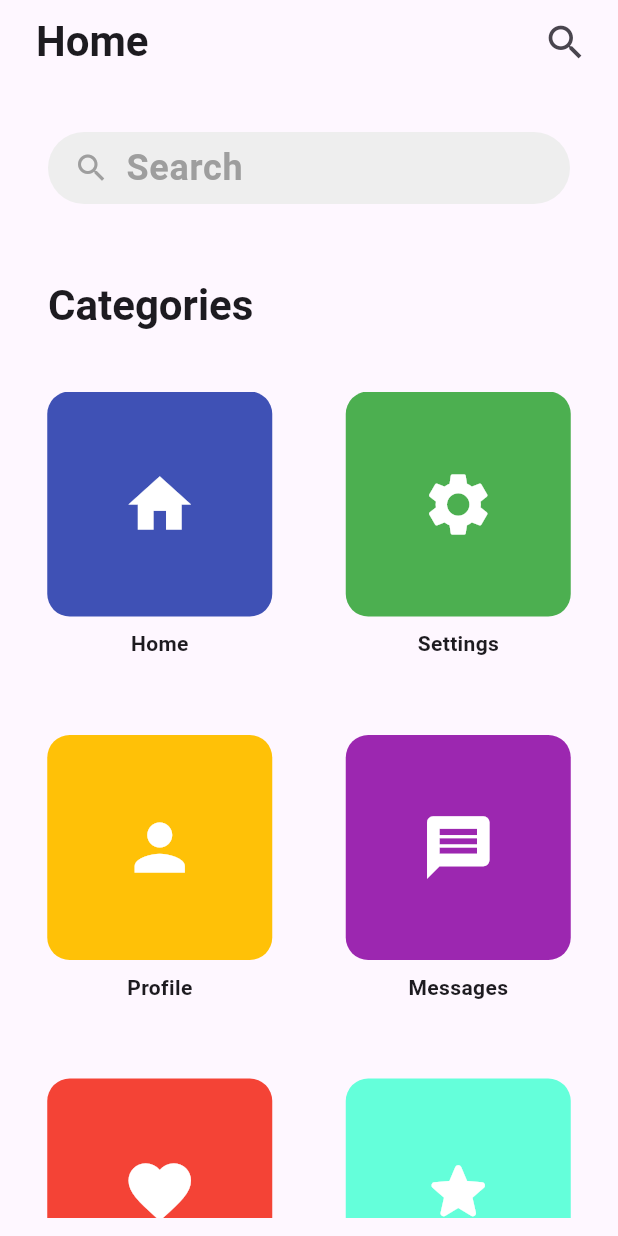
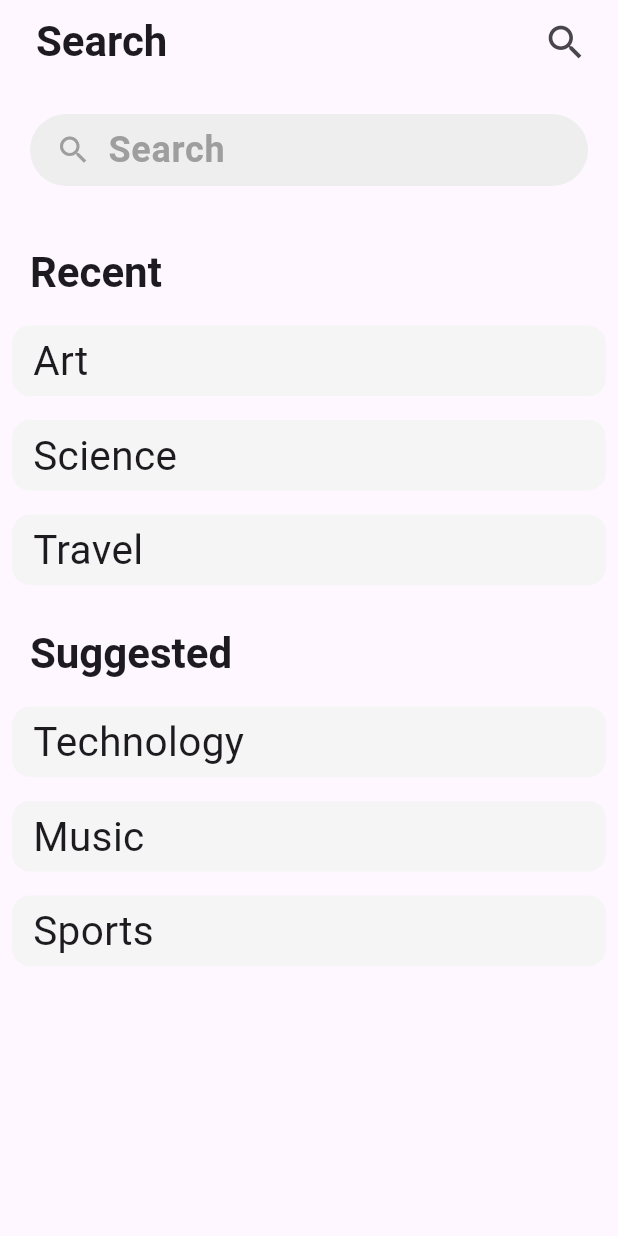
Before and after one commit to uluckabd/flutter_design_draft, a Flutter app: the screen it shows after launch, on a phone screen of 412 x 824 dp. Run offline on Flutter 3.47's test engine with Material 3 defaults, Android fonts, the phone set to English and light mode, and no system bars; our stand-ins replace percent_indicator.

Commit message:
Search sayfası tasarımı yapıldı

```diff
--- /dev/null
+++ b/lib/My_App/Search_Page.dart
@@ -0,0 +1,147 @@
+import 'package:flutter/material.dart';
+
+class SearchPage extends StatefulWidget {
+  const SearchPage({super.key});
+
+  @override
+  State<SearchPage> createState() => _SearchPageState();
+}
+
+class _SearchPageState extends State<SearchPage> {
+  @override
+  Widget build(BuildContext context) {
+    return Scaffold(
+      appBar: AppBar(
+        title: Page_Title(Title: "Search"),
+        actions: [Title_Button(icon: Icon(Icons.search))],
+      ),
+      body: Column(
+        children: [
+          Search_Textfield(),
+          Menu_Title(menutitle: "Recent"),
+          Search_Card(card_name: 'Art'),
+          Search_Card(card_name: 'Science'),
+          Search_Card(card_name: 'Travel'),
+
+          Menu_Title(menutitle: "Suggested"),
+          Search_Card(card_name: 'Technology'),
+          Search_Card(card_name: 'Music'),
+          Search_Card(card_name: 'Sports'),
+        ],
+      ),
+    );
+  }
+}
+
+class Search_Card extends StatelessWidget {
+  const Search_Card({super.key, required this.card_name});
+
+  final String card_name;
+
+  @override
+  Widget build(BuildContext context) {
+    return Padding(
+      padding: const EdgeInsets.all(4.0),
+      child: Card(
+        elevation: 0,
+        color: Colors.grey.shade100,
+        child: Container(
+          width: MediaQuery.of(context).size.width,
+
+          child: Padding(
+            padding: const EdgeInsets.only(left: 14, top: 4, bottom: 4),
+            child: Text(
+              "$card_name",
+              style: TextStyle(fontSize: 27, fontWeight: FontWeight.w400),
+            ),
+          ),
+        ),
+      ),
+    );
+  }
+}
+
+class Page_Title extends StatelessWidget {
+  const Page_Title({super.key, required this.Title});
+
+  final String Title;
+
+  @override
+  Widget build(BuildContext context) {
+    return Padding(
+      padding: const EdgeInsets.all(8.0),
+      child: Text("$Title", style: Theme.of(context).textTheme.headlineLarge),
+    );
+  }
+}
+
+class Title_Button extends StatelessWidget {
+  const Title_Button({super.key, required this.icon});
+
+  final Icon icon;
+
+  @override
+  Widget build(BuildContext context) {
+    return Padding(
+      padding: const EdgeInsets.only(right: 20),
+      child: Icon(icon.icon, size: 30),
+    );
+  }
+}
+
+class Search_Textfield extends StatelessWidget {
+  const Search_Textfield({super.key});
+
+  @override
+  Widget build(BuildContext context) {
+    return Padding(
+      padding: const EdgeInsets.symmetric(vertical: 20, horizontal: 20),
+      child: TextField(
+        decoration: InputDecoration(
+          prefixIcon: Padding(
+            padding: const EdgeInsets.only(left: 10),
+            child: Icon(Icons.search, color: Colors.grey.shade500),
+          ),
+          hintText: "Search",
+          hintStyle: TextStyle(color: Colors.grey.shade500),
+          contentPadding: EdgeInsets.symmetric(horizontal: 20),
+          filled: true,
+          fillColor: Colors.grey.shade200,
+          border: OutlineInputBorder(borderRadius: BorderRadius.circular(15)),
+          enabledBorder: OutlineInputBorder(
+            borderRadius: BorderRadius.circular(30),
+            borderSide: BorderSide.none, // tıklanmamışken kenarlık yok
+          ),
+          focusedBorder: OutlineInputBorder(
+            borderRadius: BorderRadius.circular(30),
+            borderSide: BorderSide.none, // tıklanınca da kenarlık yok
+          ),
+        ),
+      ),
+    );
+  }
+}
+
+// ignore: camel_case_types
+class Menu_Title extends StatelessWidget {
+  const Menu_Title({super.key, required this.menutitle});
+
+  final String menutitle;
+
+  @override
+  Widget build(BuildContext context) {
+    return Padding(
+      padding: const EdgeInsets.only(top: 20, bottom: 10),
+      child: SizedBox(
+        width: MediaQuery.of(context).size.width,
+        child: Padding(
+          padding: const EdgeInsets.only(left: 20),
+          child: Text(
+            menutitle,
+            style: Theme.of(context).textTheme.headlineLarge,
+          ),
+        ),
+      ),
+    );
+  }
+}
--- a/lib/main.dart
+++ b/lib/main.dart
@@ -6,6 +6,7 @@ import 'package:flutter_design_draft/My_App/Home_Page.dart';
 import 'package:flutter_design_draft/My_App/Message_Page.dart';
 
 import 'package:flutter_design_draft/My_App/Profile_Page.dart';
+import 'package:flutter_design_draft/My_App/Search_Page.dart';
 
 void main() {
   runApp(const MyApp());
@@ -30,7 +31,7 @@ class MyApp extends StatelessWidget {
         ),
       ),
 
-      home: HomePage(),
+      home: SearchPage(),
     );
   }
 }
```
